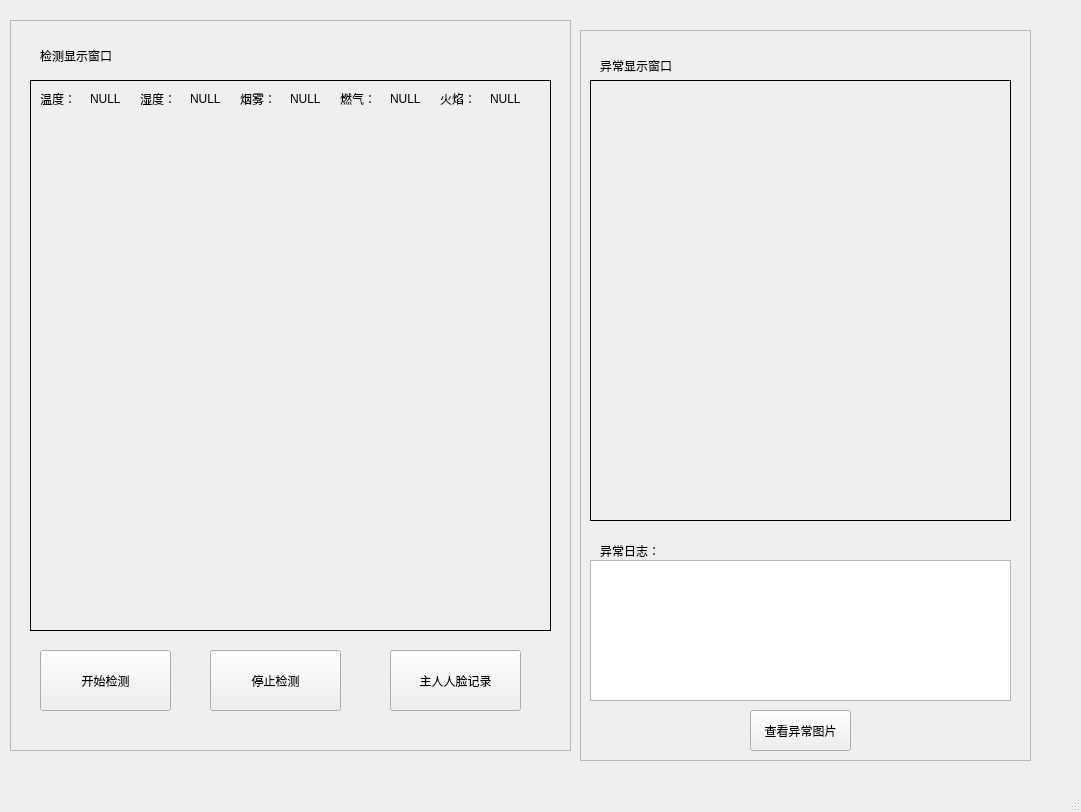
Qt form Windows/mainWindow.ui (w3903771/Home) before a commit.
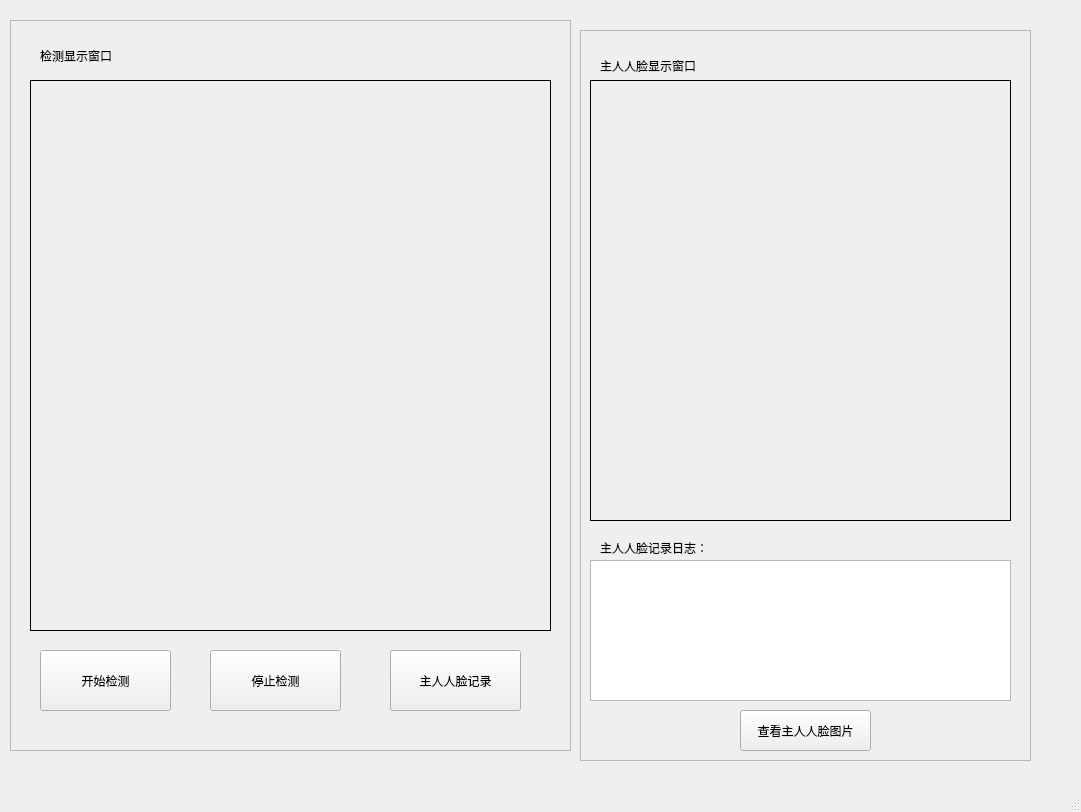
The same form after that commit.

The edit to the form file:
```diff
--- a/Windows/mainWindow.ui
+++ b/Windows/mainWindow.ui
@@ -42,61 +42,6 @@
       <string>检测显示窗口</string>
      </property>
     </widget>
-    <widget class="QLabel" name="TemperatureLable">
-     <property name="geometry">
-      <rect>
-       <x>30</x>
-       <y>70</y>
-       <width>41</width>
-       <height>18</height>
-      </rect>
-     </property>
-     <property name="text">
-      <string>温度：</string>
-     </property>
-     <property name="textFormat">
-      <enum>Qt::AutoText</enum>
-     </property>
-    </widget>
-    <widget class="QLabel" name="SmogLable">
-     <property name="geometry">
-      <rect>
-       <x>230</x>
-       <y>70</y>
-       <width>41</width>
-       <height>18</height>
-      </rect>
-     </property>
-     <property name="text">
-      <string>烟雾：</string>
-     </property>
-    </widget>
-    <widget class="QLabel" name="GasLable">
-     <property name="geometry">
-      <rect>
-       <x>330</x>
-       <y>70</y>
-       <width>41</width>
-       <height>18</height>
-      </rect>
-     </property>
-     <property name="text">
-      <string>燃气：</string>
-     </property>
-    </widget>
-    <widget class="QLabel" name="FireLable">
-     <property name="geometry">
-      <rect>
-       <x>430</x>
-       <y>70</y>
-       <width>41</width>
-       <height>18</height>
-      </rect>
-     </property>
-     <property name="text">
-      <string>火焰：</string>
-     </property>
-    </widget>
     <widget class="QLabel" name="NormalImageLable">
      <property name="geometry">
       <rect>
@@ -152,99 +97,6 @@
       <string>主人人脸记录</string>
      </property>
     </widget>
-    <widget class="QLabel" name="HumidityLable">
-     <property name="geometry">
-      <rect>
-       <x>130</x>
-       <y>70</y>
-       <width>41</width>
-       <height>18</height>
-      </rect>
-     </property>
-     <property name="text">
-      <string>湿度：</string>
-     </property>
-    </widget>
-    <widget class="QLabel" name="Temperature">
-     <property name="geometry">
-      <rect>
-       <x>80</x>
-       <y>70</y>
-       <width>51</width>
-       <height>18</height>
-      </rect>
-     </property>
-     <property name="lineWidth">
-      <number>1</number>
-     </property>
-     <property name="text">
-      <string>NULL</string>
-     </property>
-    </widget>
-    <widget class="QLabel" name="Humidity">
-     <property name="geometry">
-      <rect>
-       <x>180</x>
-       <y>70</y>
-       <width>51</width>
-       <height>18</height>
-      </rect>
-     </property>
-     <property name="lineWidth">
-      <number>1</number>
-     </property>
-     <property name="text">
-      <string>NULL</string>
-     </property>
-    </widget>
-    <widget class="QLabel" name="Smog">
-     <property name="geometry">
-      <rect>
-       <x>280</x>
-       <y>70</y>
-       <width>51</width>
-       <height>18</height>
-      </rect>
-     </property>
-     <property name="lineWidth">
-      <number>1</number>
-     </property>
-     <property name="text">
-      <string>NULL</string>
-     </property>
-    </widget>
-    <widget class="QLabel" name="Fire">
-     <property name="geometry">
-      <rect>
-       <x>480</x>
-       <y>70</y>
-       <width>51</width>
-       <height>18</height>
-      </rect>
-     </property>
-     <property name="lineWidth">
-      <number>1</number>
-     </property>
-     <property name="text">
-      <string>NULL</string>
-     </property>
-    </widget>
-    <widget class="QLabel" name="Gas">
-     <property name="geometry">
-      <rect>
-       <x>380</x>
-       <y>70</y>
-       <width>51</width>
-       <height>18</height>
-      </rect>
-     </property>
-     <property name="lineWidth">
-      <number>1</number>
-     </property>
-     <property name="text">
-      <string>NULL</string>
-     </property>
-    </widget>
     <zorder>NormalImageLable</zorder>
     <zorder>label_1</zorder>
     <zorder>stopButton</zorder>
@@ -281,12 +133,12 @@
       <rect>
        <x>20</x>
        <y>20</y>
-       <width>91</width>
+       <width>131</width>
        <height>31</height>
       </rect>
      </property>
      <property name="text">
-      <string>异常显示窗口</string>
+      <string>主人人脸显示窗口</string>
      </property>
     </widget>
     <widget class="QLabel" name="label_3">
@@ -294,25 +146,25 @@
       <rect>
        <x>20</x>
        <y>510</y>
-       <width>91</width>
-       <height>21</height>
+       <width>131</width>
+       <height>16</height>
       </rect>
      </property>
      <property name="text">
-      <string>异常日志：</string>
+      <string>主人人脸记录日志：</string>
      </property>
     </widget>
     <widget class="QPushButton" name="Button_OpenPhoto">
      <property name="geometry">
       <rect>
-       <x>170</x>
+       <x>160</x>
        <y>680</y>
-       <width>101</width>
+       <width>131</width>
        <height>41</height>
       </rect>
      </property>
      <property name="text">
-      <string>查看异常图片</string>
+      <string>查看主人人脸图片</string>
      </property>
     </widget>
     <widget class="QPlainTextEdit" name="ErrorText">
```
Left out of the diff: 16 changed lines with no effect on the pictures.
